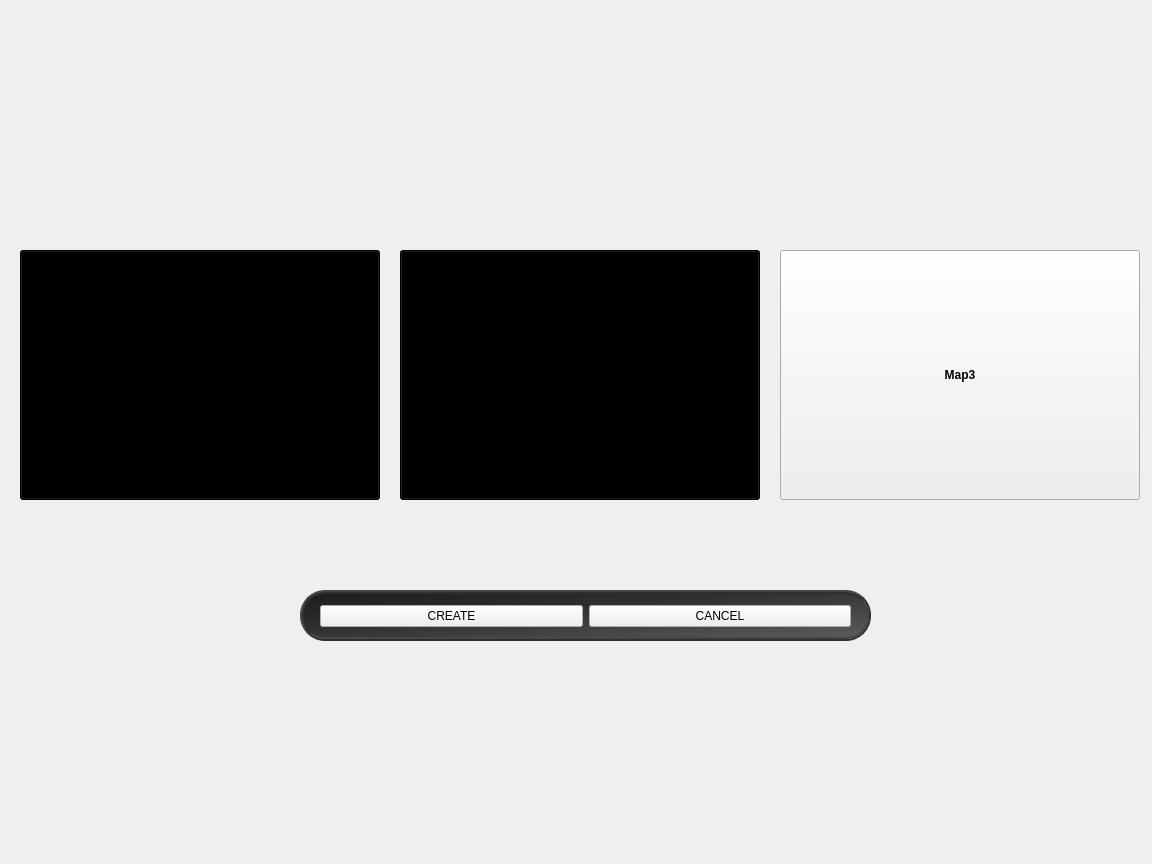
Qt form src/client/gui/creategame.ui (HqWisen/CityLord) before a commit.
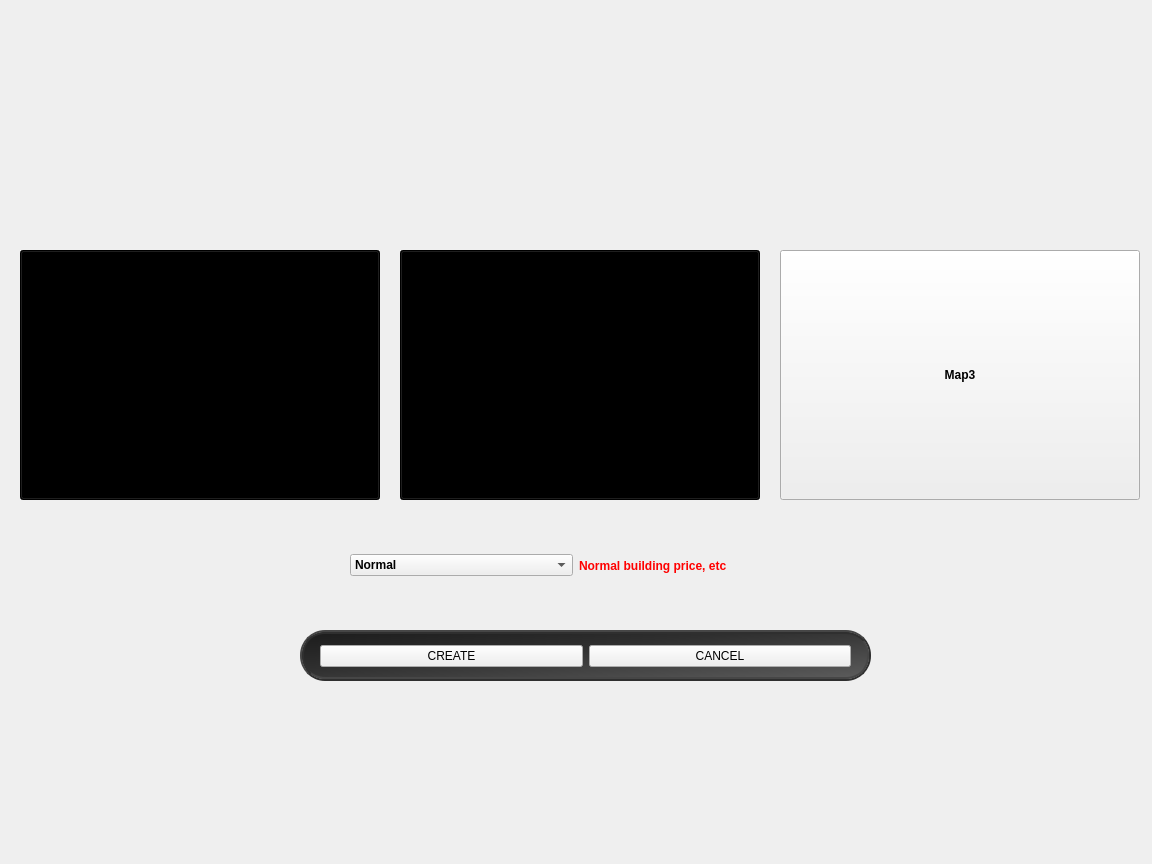
The same form after that commit. Icons and pictures are not drawn.

Commit message: [creategame] ajout de la séléction du mode (normal-hardcore) lors de la création de partie en GUI

What changed in the file:
```diff
--- a/src/client/gui/creategame.ui
+++ b/src/client/gui/creategame.ui
@@ -26,7 +26,7 @@
    <property name="geometry">
     <rect>
      <x>300</x>
-     <y>590</y>
+     <y>630</y>
      <width>571</width>
      <height>51</height>
     </rect>
@@ -114,6 +114,42 @@
     <string>Map3</string>
    </property>
   </widget>
+  <widget class="QWidget" name="">
+   <property name="geometry">
+    <rect>
+     <x>350</x>
+     <y>540</y>
+     <width>451</width>
+     <height>51</height>
+    </rect>
+   </property>
+   <layout class="QHBoxLayout" name="horizontalLayout_2">
+    <item>
+     <widget class="QComboBox" name="gameModeSelect">
+      <item>
+       <property name="text">
+        <string>Normal</string>
+       </property>
+      </item>
+      <item>
+       <property name="text">
+        <string>Hardcore</string>
+       </property>
+      </item>
+     </widget>
+    </item>
+    <item>
+     <widget class="QLabel" name="gameModeLabel">
+      <property name="styleSheet">
+       <string notr="true">color:rgb(255, 0, 0)</string>
+      </property>
+      <property name="text">
+       <string>Normal building price, etc</string>
+      </property>
+     </widget>
+    </item>
+   </layout>
+  </widget>
  </widget>
  <resources/>
  <connections/>
```
The commit also changes 2 other files.
